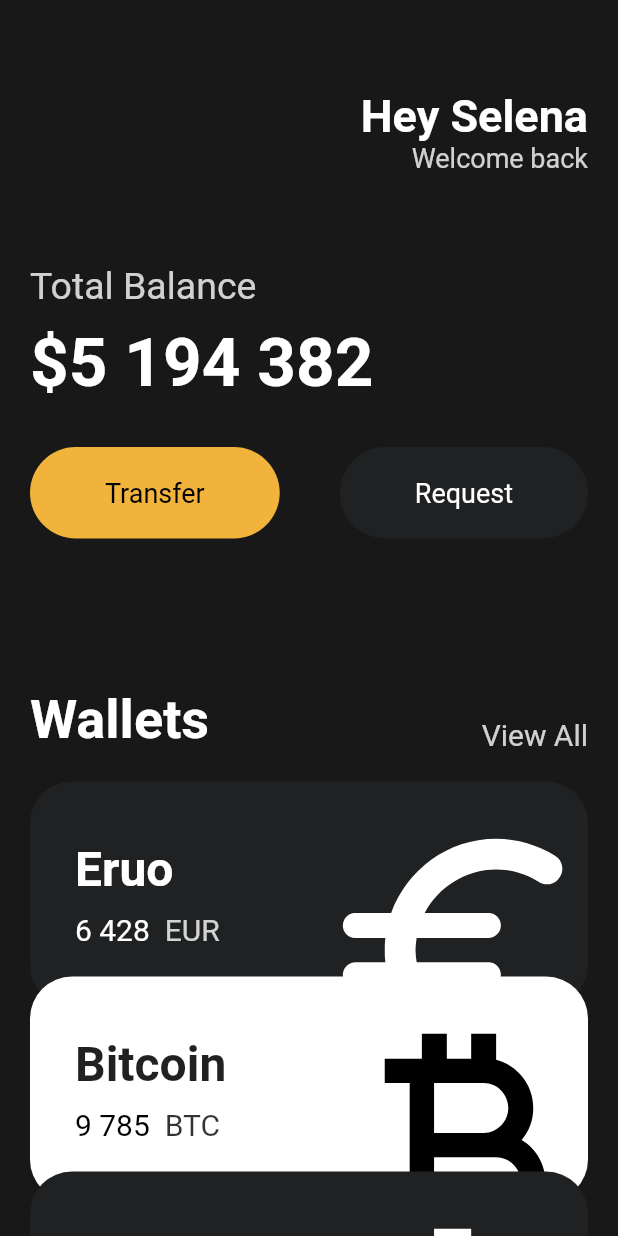
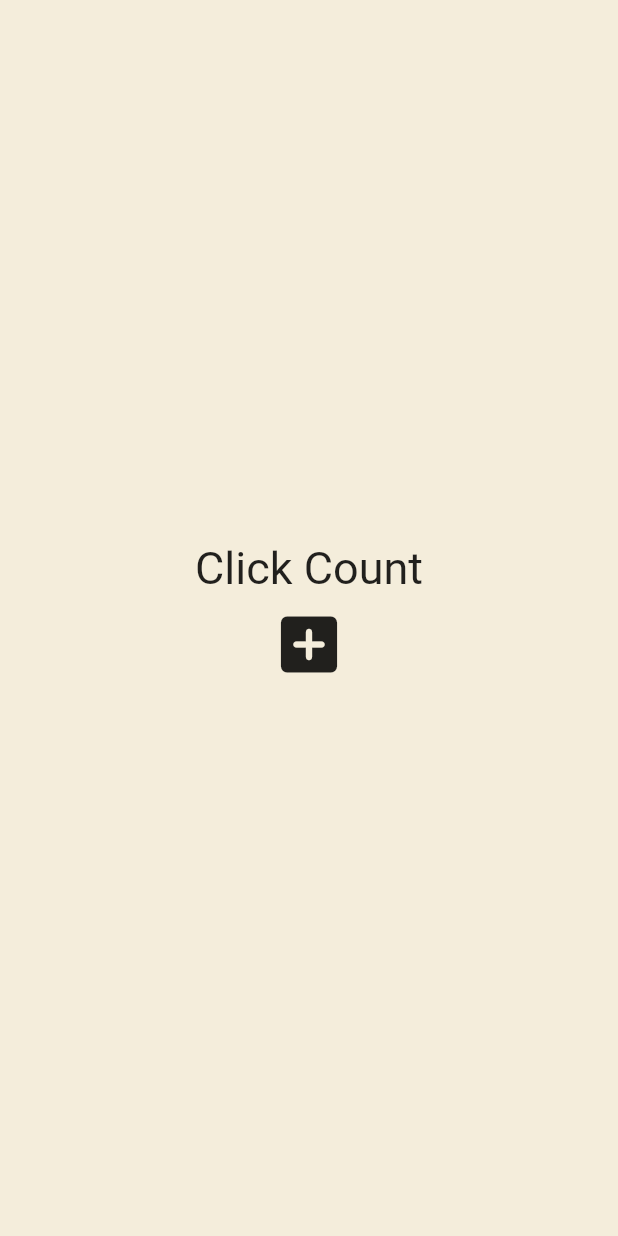
Before and after one commit to HyunjunJeon/dart_flutter_basic_practice, a Flutter app: the screen it shows after launch, on a phone screen of 412 x 824 dp. Run offline on Flutter 3.47's test engine with Material 2 defaults, Android fonts, the phone set to English and light mode, and no system bars.

```diff
--- a/toonflix/lib/main.dart
+++ b/toonflix/lib/main.dart
@@ -3,10 +3,58 @@ import 'package:toonflix/widgets/button.dart';
 import 'package:toonflix/widgets/curreny_card.dart';
 
 void main() {
-  runApp(App());
+  // runApp(MyStatelessApp());
+  runApp(const MyStatefulApp());
 }
 
-class App extends StatelessWidget {
+class MyStatefulApp extends StatefulWidget {
+  const MyStatefulApp({super.key});
+
+  @override
+  State<MyStatefulApp> createState() => _MyStatefulAppState();
+}
+
+class _MyStatefulAppState extends State<MyStatefulApp> {
+  List<int> numbers = [];
+
+  void onClicked() {
+    // 이 함수를 호출해야만 아래의 build 메서드가 다시 수행되서 변경된 데이터가 바로 반영됌
+    // 근데 데이터의 변경 사항을 UI에 바로 반영하고 싶지 않을 때도 있음 =>
+    setState(() {
+      numbers.add(numbers.length);
+    });
+  }
+
+  @override
+  Widget build(BuildContext context) {
+    return MaterialApp(
+      home: Scaffold(
+        backgroundColor: const Color(0xFFF4EDDB),
+        body: Center(
+          child: Column(
+            mainAxisAlignment: MainAxisAlignment.center,
+            children: [
+              const Text(
+                "Click Count",
+                style: TextStyle(
+                  fontSize: 30,
+                ),
+              ),
+              for (var n in numbers) Text('$n'),
+              IconButton(
+                onPressed: onClicked,
+                icon: const Icon(Icons.add_box_rounded),
+                iconSize: 50,
+              )
+            ],
+          ),
+        ),
+      ),
+    );
+  }
+}
+
+class MyStatelessApp extends StatelessWidget {
   // Core Widget 중 하나인 StatelessWidget
   @override
   Widget build(BuildContext context) {
```
